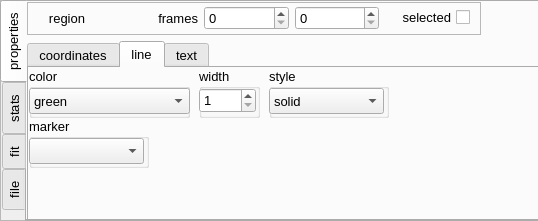
Before: the Qt Designer form code/display/region/QtRegionState.ui in radio-astro/casa, drawn with Qt 5.
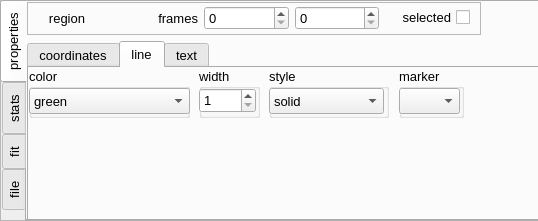
After: the same form once the commit is applied. The open tabs and pages were chosen to show the change.

Commit message:
New Development: no             JIRA Issue: no       Ready to Release: yes      Interface Changes: none What Interface Changed: none          Test Programs: none   Put in Release Notes: no
           Description: clean up "marker" combo-box...

Patch:
```diff
--- a/code/display/region/QtRegionState.ui
+++ b/code/display/region/QtRegionState.ui
@@ -859,15 +859,15 @@
          <widget class="QGroupBox" name="marker_group">
           <property name="geometry">
            <rect>
-            <x>0</x>
-            <y>50</y>
-            <width>120</width>
+            <x>370</x>
+            <y>0</y>
+            <width>65</width>
             <height>50</height>
            </rect>
           </property>
           <property name="minimumSize">
            <size>
-            <width>120</width>
+            <width>65</width>
             <height>50</height>
            </size>
           </property>
@@ -882,7 +882,7 @@
             <rect>
              <x>0</x>
              <y>20</y>
-             <width>115</width>
+             <width>61</width>
              <height>26</height>
             </rect>
            </property>
```
